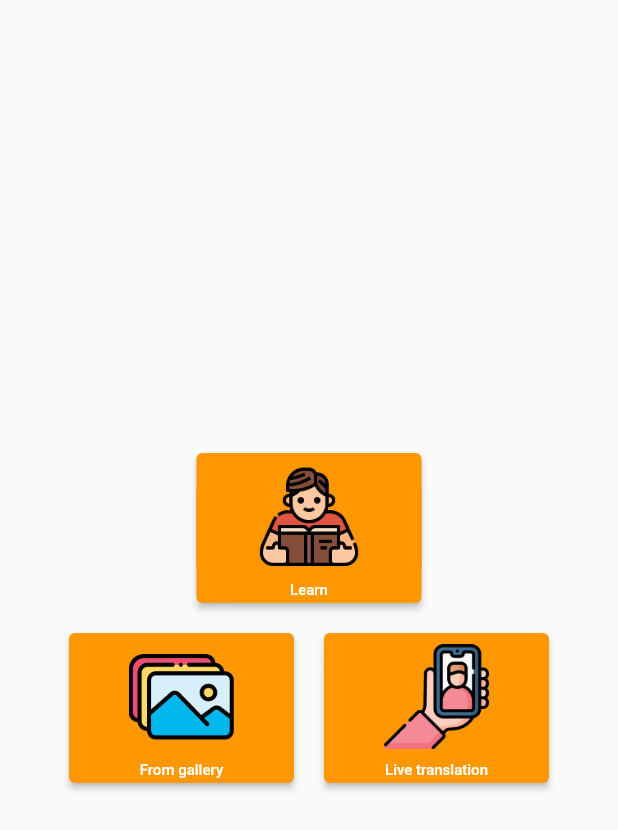
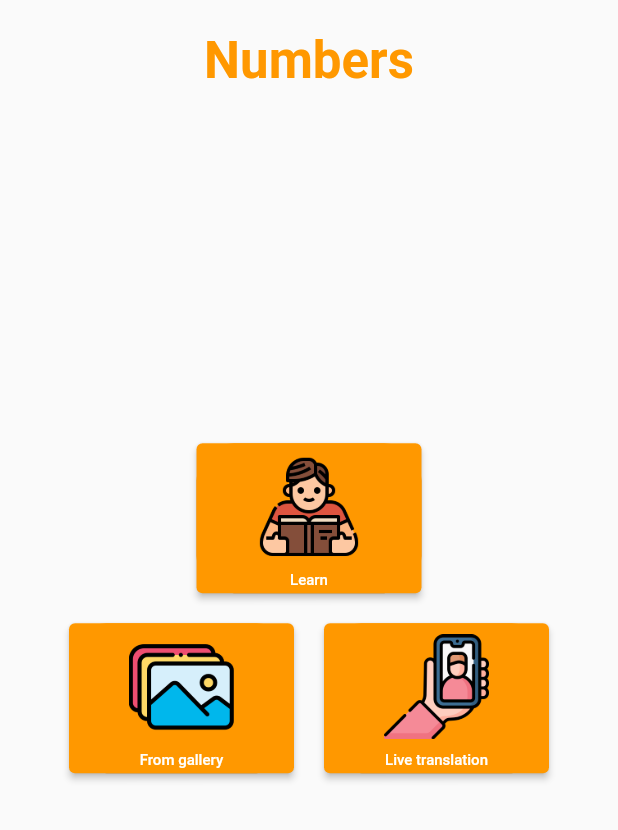
Before and after one commit to Genics85/sign-language-translator, a Flutter app: the screen it shows after launch, after a tap on "Numbers", on a phone screen of 412 x 824 dp. Shown: the top 830 px of the screen. Run offline on Flutter 3.47's test engine with Material 2 defaults, Android fonts, the light colour scheme and no system bars; our stand-ins replace animated_splash_screen, camera, carousel_slider, image_picker, smooth_page_indicator; missing offline and left inert: tflite.

Commit message:
app icon and name changed

```diff
--- /dev/null
+++ b/lib/bold_text.dart
@@ -0,0 +1,15 @@
+import "package:flutter/material.dart";
+
+class BoldText extends StatelessWidget {
+  BoldText({Key? key, required this.text}) : super(key: key);
+  String text;
+
+  @override
+  Widget build(BuildContext context) {
+    return Text(
+      text,
+      style: const TextStyle(
+          color: Colors.orange, fontSize: 34, fontWeight: FontWeight.w600),
+    );
+  }
+}
--- a/lib/buttons.dart
+++ b/lib/buttons.dart
@@ -1,5 +1,5 @@
 import "package:flutter/material.dart";
-import 'package:signintepreter/app_text.dart';
+import 'package:Signer/app_text.dart';
 
 class Button extends StatelessWidget {
   Button(
--- a/lib/carousel.dart
+++ b/lib/carousel.dart
@@ -1,8 +1,8 @@
 import 'package:carousel_slider/carousel_slider.dart';
 import 'package:flutter/material.dart';
 import 'package:provider/provider.dart';
-import 'package:signintepreter/app_text.dart';
-import 'package:signintepreter/learning_provider.dart';
+import 'package:Signer/app_text.dart';
+import 'package:Signer/learning_provider.dart';
 import 'package:smooth_page_indicator/smooth_page_indicator.dart';
 
 class Carousels extends StatefulWidget {
--- a/lib/launch_page.dart
+++ b/lib/launch_page.dart
@@ -3,9 +3,11 @@ import 'package:camera/camera.dart';
 import 'package:flutter/material.dart';
 import 'package:image_picker/image_picker.dart';
 import 'package:provider/provider.dart';
-import 'package:signintepreter/alphabet_learn.dart';
-import 'package:signintepreter/buttons.dart';
-import 'package:signintepreter/model_provider.dart';
+import 'package:Signer/alphabet_learn.dart';
+import 'package:Signer/bold_text.dart';
+import 'package:Signer/buttons.dart';
+import 'package:Signer/learning_provider.dart';
+import 'package:Signer/model_provider.dart';
 import 'app_text.dart';
 import 'camera_page.dart';
 import 'package:tflite/tflite.dart';
@@ -54,8 +56,8 @@ class _LaunchPageState extends State<LaunchPage> {
 
   @override
   Widget build(BuildContext context) {
-    return Consumer<ModelProvider>(
-      builder: (context,model,child){
+    return Consumer2<ModelProvider,LearnProvider>(
+      builder: (context,model,learn,child){
         return Scaffold(
       body: _loading
           ? Container(
@@ -67,9 +69,12 @@ class _LaunchPageState extends State<LaunchPage> {
                   child: _image == null
                       ? Center(
                           child: Column(
-                            mainAxisAlignment: MainAxisAlignment.center,
+
                             crossAxisAlignment: CrossAxisAlignment.center,
                             children: [
+                              SizedBox(height: 20,),
+                              BoldText(text: learn.name),
+                              SizedBox(height: MediaQuery.of(context).size.height/3.5,),
                               Button(
                                 label: "Learn",
                                 onpress: () {
--- a/lib/learning_page.dart
+++ b/lib/learning_page.dart
@@ -1,10 +1,10 @@
 import 'package:flutter/material.dart';
 import 'package:provider/provider.dart';
-import 'package:signintepreter/alphabet_learn.dart';
-import 'package:signintepreter/buttons.dart';
-import 'package:signintepreter/launch_page.dart';
-import 'package:signintepreter/learning_provider.dart';
-import 'package:signintepreter/model_provider.dart';
+import 'package:Signer/alphabet_learn.dart';
+import 'package:Signer/buttons.dart';
+import 'package:Signer/launch_page.dart';
+import 'package:Signer/learning_provider.dart';
+import 'package:Signer/model_provider.dart';
 
 class Learning extends StatefulWidget {
   Learning({Key? key}) : super(key: key);
@@ -24,8 +24,15 @@ class _LearningState extends State<Learning> {
             child: Container(
               alignment: Alignment.center,
               child: Column(
-                mainAxisAlignment: MainAxisAlignment.center,
+
                 children: [
+                  SizedBox(height: 30,),
+                  Text("What to Learn ?",style:TextStyle(
+                    color: Colors.orange,
+                    fontSize:34,
+                    fontWeight: FontWeight.w600
+                  )),
+                  SizedBox(height:MediaQuery.of(context).size.height/3.5 ,),
                   Button(
                       label: "Numbers",
                       onpress: () {
--- a/lib/learning_provider.dart
+++ b/lib/learning_provider.dart
@@ -2,15 +2,17 @@ import 'package:flutter/material.dart';
 
 class LearnProvider extends ChangeNotifier {
   bool selected = false;
+  String name = "Numbers";
 
   numberSelected() {
     selected = true;
+    name = "Numbers";
     notifyListeners();
   }
 
   alphabetSelected() {
     selected = false;
+    name = "Alphabets";
     notifyListeners();
   }
-
 }
--- a/lib/main.dart
+++ b/lib/main.dart
@@ -1,22 +1,24 @@
-
 import 'package:animated_splash_screen/animated_splash_screen.dart';
 import 'package:flutter/material.dart';
 import 'package:provider/provider.dart';
-import 'package:signintepreter/learning_page.dart';
-import 'package:signintepreter/learning_provider.dart';
-import 'package:signintepreter/model_provider.dart';
+import 'package:Signer/app_text.dart';
+import 'package:Signer/learning_page.dart';
+import 'package:Signer/learning_provider.dart';
+import 'package:Signer/model_provider.dart';
 import 'launch_page.dart';
 
-
 void main() async {
-  return runApp(
-    MultiProvider(providers: [
-      ChangeNotifierProvider<ModelProvider>(create:(context)=>ModelProvider()),
-      ChangeNotifierProvider<LearnProvider>(create: (context)=>LearnProvider())
+  return runApp(MultiProvider(
+    providers: [
+      ChangeNotifierProvider<ModelProvider>(
+          create: (context) => ModelProvider()),
+      ChangeNotifierProvider<LearnProvider>(
+          create: (context) => LearnProvider())
     ],
-    child: MyApp(),)
-    //  MyApp()
-    );
+    child: MyApp(),
+  )
+      //  MyApp()
+      );
 }
 
 class MyApp extends StatelessWidget {
@@ -24,16 +26,36 @@ class MyApp extends StatelessWidget {
 
   @override
   Widget build(BuildContext context) {
-    return  MaterialApp(
+    return MaterialApp(
       title: 'Signer',
       debugShowCheckedModeBanner: false,
       home: AnimatedSplashScreen(
-        duration: 2000,
-        nextScreen:Learning(),
-        splash: "images/logo.png",
+        splashIconSize: 300,
+        duration: 5000,
+        nextScreen: Learning(),
+        splash: Container(
+          alignment: Alignment.center,
+          child: Column(children: [
+            Container(
+              width: 200,
+              height: 200,
+              decoration: const BoxDecoration(
+                  image: DecorationImage(
+                      image: AssetImage(
+                "images/logo.png"
+              ),fit: BoxFit.cover)),
+            ),
+            const SizedBox(height: 20,),
+            const Text("SIGNER",style: TextStyle(
+              color: Colors.orange,
+              fontSize: 34,
+              fontWeight: FontWeight.w800
+            ),)
+
+          ]),
+        ),
         splashTransition: SplashTransition.fadeTransition,
-      )
-      ,
+      ),
     );
   }
 }
```
Also changed, not shown: lib/alphabet_learn.dart (+34 -9 lines), pubspec.yaml (+7 -1 lines), assets/icons/logo.png (added), pubspec.lock, 29 other files.
